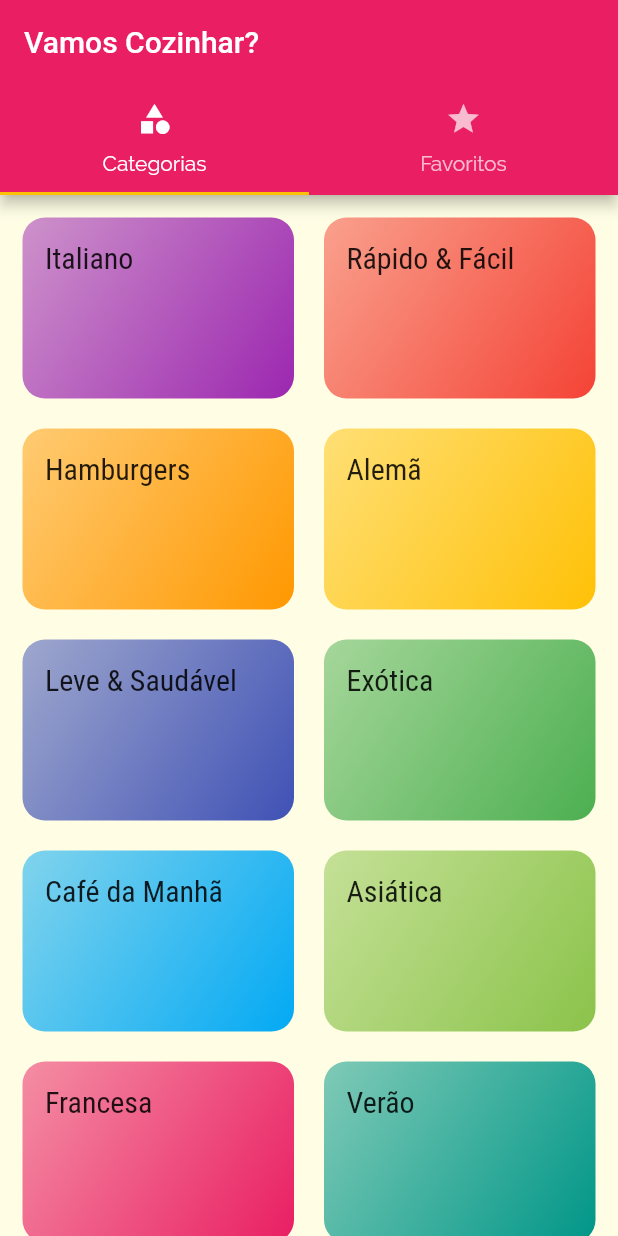
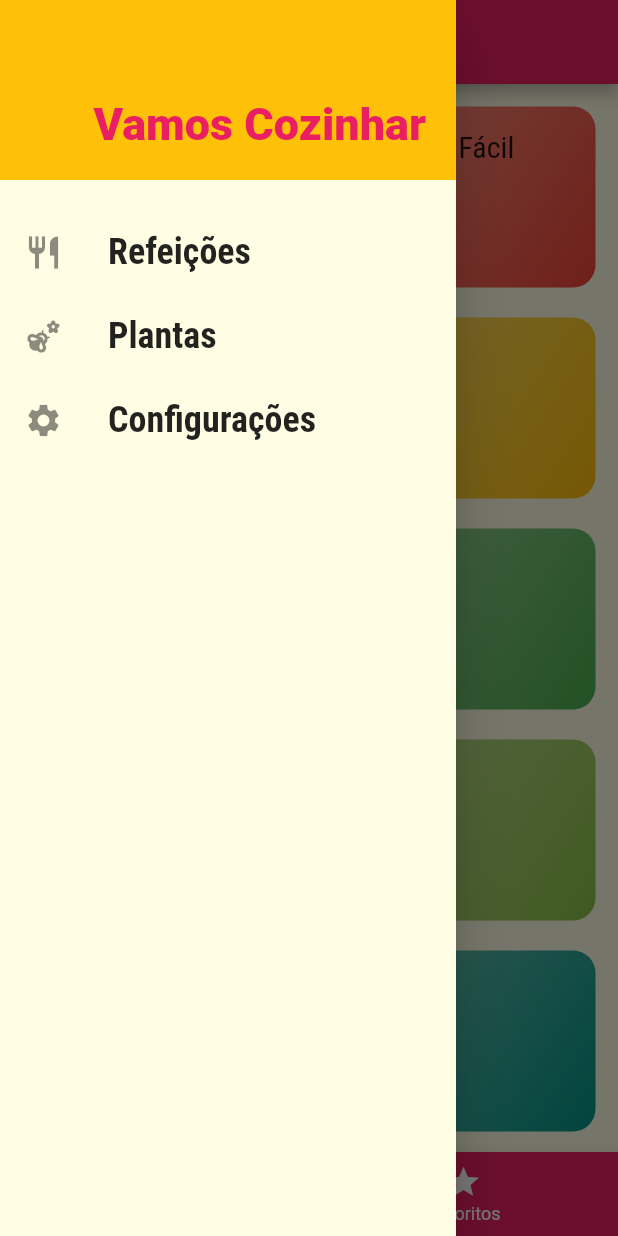
Before and after one commit to EricksonDutra/meals, a Flutter app: the screen it shows after launch, with the side drawer open (before the commit the screen has no drawer), on a phone screen of 412 x 824 dp. Run offline on Flutter 3.47's test engine with Material 2 defaults, Android fonts, the phone set to English and light mode, and no system bars.

Commit message:
Drawer e outras correções

```diff
--- /dev/null
+++ b/lib/components/main_drawer.dart
@@ -0,0 +1,64 @@
+import 'package:flutter/material.dart';
+import 'package:meals/utils/app_routes.dart';
+
+class MainDrawer extends StatelessWidget {
+  const MainDrawer({Key? key}) : super(key: key);
+
+  Widget _createItem(IconData icon, String label, Function() onTap) {
+    return ListTile(
+      leading: Icon(
+        icon,
+        size: 26,
+      ),
+      title: Text(
+        label,
+        style: const TextStyle(
+          fontFamily: 'RobotoCondensed',
+          fontSize: 24,
+          fontWeight: FontWeight.bold,
+        ),
+      ),
+      onTap: onTap,
+    );
+  }
+
+  @override
+  Widget build(BuildContext context) {
+    return Drawer(
+      child: Column(
+        children: [
+          Container(
+            height: 120,
+            width: double.infinity,
+            padding: const EdgeInsets.all(20),
+            color: Theme.of(context).colorScheme.secondary,
+            alignment: Alignment.bottomRight,
+            child: Text('Vamos Cozinhar',
+                style: TextStyle(
+                  fontWeight: FontWeight.w900,
+                  fontSize: 30,
+                  color: Theme.of(context).primaryColor,
+                )),
+          ),
+          const SizedBox(height: 20),
+          _createItem(
+            Icons.restaurant,
+            'Refeições',
+            () => Navigator.of(context).pushReplacementNamed(AppRoutes.HOME),
+          ),
+          _createItem(
+            Icons.emoji_nature,
+            'Plantas',
+            () => Navigator.of(context).pushReplacementNamed(AppRoutes.HOME),
+          ),
+          _createItem(
+            Icons.settings,
+            'Configurações',
+            () =>
+                Navigator.of(context).pushReplacementNamed(AppRoutes.SETTINGS),
+          ),
+        ],
+      ),
+    );
+  }
+}
--- a/lib/main.dart
+++ b/lib/main.dart
@@ -3,17 +3,20 @@ import 'package:meals/screens/categories_meals_screen.dart';
 import 'package:meals/screens/meal_detail_screen.dart';
 import 'package:meals/screens/tabs_screen.dart';
 import 'package:meals/utils/app_routes.dart';
-import 'screens/categories_screen.dart';
+import 'screens/settings_screen.dart';
 
-void main() => runApp(MyApp());
+void main() => runApp(const MyApp());
 
-// ignore: use_key_in_widget_constructors
 class MyApp extends StatelessWidget {
+  const MyApp({Key? key}) : super(key: key);
   @override
   Widget build(BuildContext context) {
     return MaterialApp(
-      title: 'DeliMeals',
+      title: 'Vamos Cozinhar?',
       theme: ThemeData(
+        primarySwatch: Colors.pink,
+        colorScheme: ColorScheme.fromSwatch(primarySwatch: Colors.pink)
+            .copyWith(secondary: Colors.amber),
         fontFamily: 'Raleway',
         canvasColor: const Color.fromRGBO(255, 254, 229, 1),
         textTheme: ThemeData.light().textTheme.copyWith(
@@ -22,14 +25,12 @@ class MyApp extends StatelessWidget {
                 fontFamily: 'RobotoCondensed',
               ),
             ),
-        colorScheme: ColorScheme.fromSwatch(primarySwatch: Colors.pink)
-            .copyWith(secondary: Colors.amber),
       ),
       routes: {
         AppRoutes.HOME: (ctx) => const TabsScreen(),
-        AppRoutes.CATEGORIES_MEALS: (ctx) => CategoriesMealsScreen(),
-        // ignore: prefer_const_constructors
-        AppRoutes.MEAL_DETAIL: (ctx) => MealDetailScreen(),
+        AppRoutes.CATEGORIES_MEALS: (ctx) => const CategoriesMealsScreen(),
+        AppRoutes.MEAL_DETAIL: (ctx) => const MealDetailScreen(),
+        AppRoutes.SETTINGS: (ctx) => const SettingsScreen(),
       },
     );
   }
--- a/lib/screens/categories_meals_screen.dart
+++ b/lib/screens/categories_meals_screen.dart
@@ -4,8 +4,9 @@ import 'package:meals/data/dummy_data.dart';
 
 import '../models/category.dart';
 
-// ignore: use_key_in_widget_constructors
 class CategoriesMealsScreen extends StatelessWidget {
+  const CategoriesMealsScreen({Key? key}) : super(key: key);
+
   @override
   Widget build(BuildContext context) {
     final category = ModalRoute.of(context)!.settings.arguments as Category;
--- a/lib/screens/categories_screen.dart
+++ b/lib/screens/categories_screen.dart
@@ -9,8 +9,7 @@ class CategoriesScreen extends StatelessWidget {
   Widget build(BuildContext context) {
     return GridView(
       padding: const EdgeInsets.all(15),
-      // ignore: prefer_const_constructors
-      gridDelegate: SliverGridDelegateWithMaxCrossAxisExtent(
+      gridDelegate: const SliverGridDelegateWithMaxCrossAxisExtent(
         maxCrossAxisExtent: 200,
         childAspectRatio: 3 / 2,
         crossAxisSpacing: 20,
--- a/lib/screens/favorite_screen.dart
+++ b/lib/screens/favorite_screen.dart
@@ -5,7 +5,7 @@ class FavoriteScreen extends StatelessWidget {
 
   @override
   Widget build(BuildContext context) {
-    return Center(
+    return const Center(
       child: Text('Minhas refeições favoritas!'),
     );
   }
--- a/lib/screens/tabs_screen.dart
+++ b/lib/screens/tabs_screen.dart
@@ -1,33 +1,56 @@
 import 'package:flutter/material.dart';
+import 'package:meals/components/main_drawer.dart';
 import 'package:meals/screens/categories_screen.dart';
 import 'package:meals/screens/favorite_screen.dart';
 
-class TabsScreen extends StatelessWidget {
+class TabsScreen extends StatefulWidget {
   const TabsScreen({Key? key}) : super(key: key);
 
   @override
+  State<TabsScreen> createState() => _TabsScreenState();
+}
+
+class _TabsScreenState extends State<TabsScreen> {
+  int _selectedScreenIndex = 0;
+
+  final List<String> _titles = [
+    'Lista de Categorias',
+    'Meus Favoritos',
+  ];
+
+  final List<Widget> _screens = [
+    const CategoriesScreen(),
+    const FavoriteScreen(),
+  ];
+
+  _selectScreen(int index) {
+    setState(() {
+      _selectedScreenIndex = index;
+    });
+  }
+
+  @override
   Widget build(BuildContext context) {
-    return DefaultTabController(
-      length: 2,
-      child: Scaffold(
-        appBar: AppBar(
-          title: const Text('Vamos Cozinhar?'),
-          bottom: const TabBar(
-            tabs: [
-              Tab(
-                icon: Icon(Icons.category),
-                text: 'Categorias',
-              ),
-              Tab(
-                icon: Icon(Icons.star),
-                text: 'Favoritos',
-              ),
-            ],
+    return Scaffold(
+      appBar: AppBar(
+        title: Text(_titles[_selectedScreenIndex]),
+      ),
+      drawer: const MainDrawer(),
+      body: _screens[_selectedScreenIndex],
+      bottomNavigationBar: BottomNavigationBar(
+        onTap: _selectScreen,
+        backgroundColor: Theme.of(context).primaryColor,
+        unselectedItemColor: Colors.white,
+        selectedItemColor: Theme.of(context).colorScheme.secondary,
+        currentIndex: _selectedScreenIndex,
+        items: const [
+          BottomNavigationBarItem(
+              icon: Icon(Icons.category), label: 'Caterorias'),
+          BottomNavigationBarItem(
+            icon: Icon(Icons.star),
+            label: 'Favoritos',
           ),
-        ),
-        body: const TabBarView(
-          children: [CategoriesScreen(), FavoriteScreen()],
-        ),
+        ],
       ),
     );
   }
--- a/lib/utils/app_routes.dart
+++ b/lib/utils/app_routes.dart
@@ -6,4 +6,6 @@ class AppRoutes {
 
   // ignore: constant_identifier_names
   static const MEAL_DETAIL = '/meal-detail';
+  // ignore: constant_identifier_names
+  static const SETTINGS = '/settings';
 }
```
Also changed, not shown: lib/data/dummy_data.dart (+29 -1 lines), lib/screens/meal_detail_screen.dart (+5 -5 lines), lib/screens/settings_screen.dart (added, +19 -0 lines).
